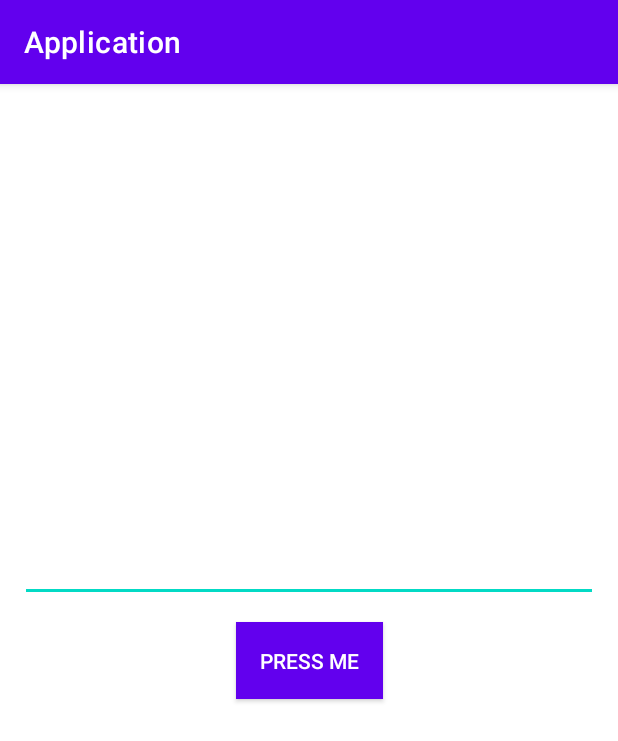
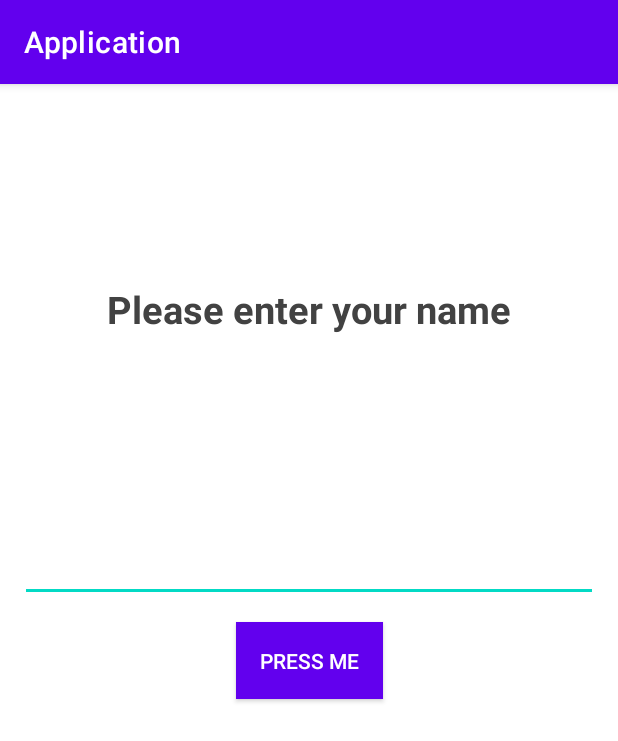
Before and after one commit to Loza64/Practicas-JS, an Android app: the ThirdActivity screen opened directly, with no data from a screen before it, on a phone screen of 412 x 824 dp. Shown: the top 741 px of the screen. Run offline under Robolectric (Android 15) with nearby library versions, the phone set to English and light mode, and no system bars.

Commit message:
New ACtivity kotlin

```diff
--- a/Kotlin/app/src/main/res/layout/activity_third.xml
+++ b/Kotlin/app/src/main/res/layout/activity_third.xml
@@ -5,6 +5,19 @@
     android:layout_width="match_parent"
     android:layout_height="match_parent"
     tools:context=".Activities.ThirdActivity">
+
+    <TextView
+        android:layout_width="wrap_content"
+        android:layout_height="wrap_content"
+        android:text="Please enter your name"
+        app:layout_constraintStart_toStartOf="parent"
+        app:layout_constraintEnd_toEndOf="parent"
+        app:layout_constraintBottom_toTopOf="@+id/txtInfo"
+        android:textSize="25dp"
+        android:textStyle="bold"
+        android:textColor="@color/cardview_dark_background"
+        app:layout_constraintTop_toTopOf="parent"
+        />
 
     <androidx.appcompat.widget.AppCompatEditText
         android:id="@+id/txtInfo"
@@ -22,7 +35,7 @@
         android:id="@+id/btnStart"
         android:layout_width="wrap_content"
         android:layout_height="wrap_content"
-        android:text="Press me"
+        android:text="@string/press_me"
         app:layout_constraintTop_toTopOf="parent"
         app:layout_constraintEnd_toEndOf="parent"
         app:layout_constraintStart_toStartOf="parent"
--- a/Kotlin/app/src/main/res/values/strings.xml
+++ b/Kotlin/app/src/main/res/values/strings.xml
@@ -1,3 +1,4 @@
 <resources>
     <string name="app_name">Application</string>
+    <string name="press_me">Press me</string>
 </resources>
```
Also changed, not shown: Kotlin/app/src/main/AndroidManifest.xml (+9 -0 lines), Kotlin/app/src/main/java/com/loza/application/Activities/FourthActivity.kt (added, +12 -0 lines), Kotlin/app/src/main/res/layout/activity_fourth.xml (added, +20 -0 lines).
